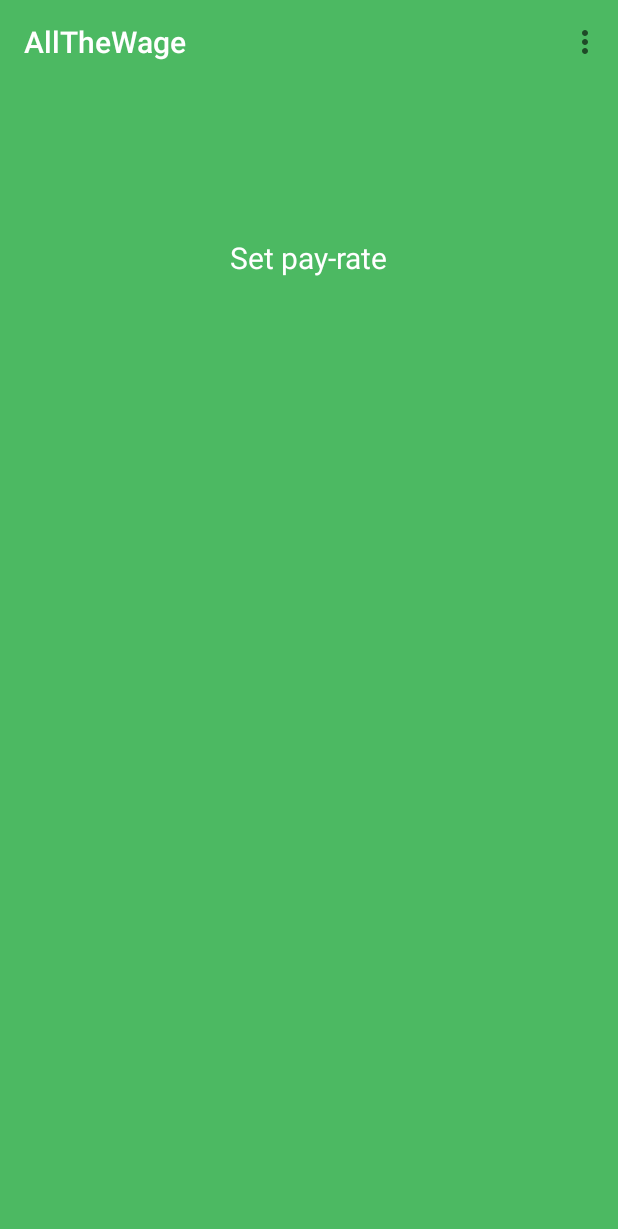
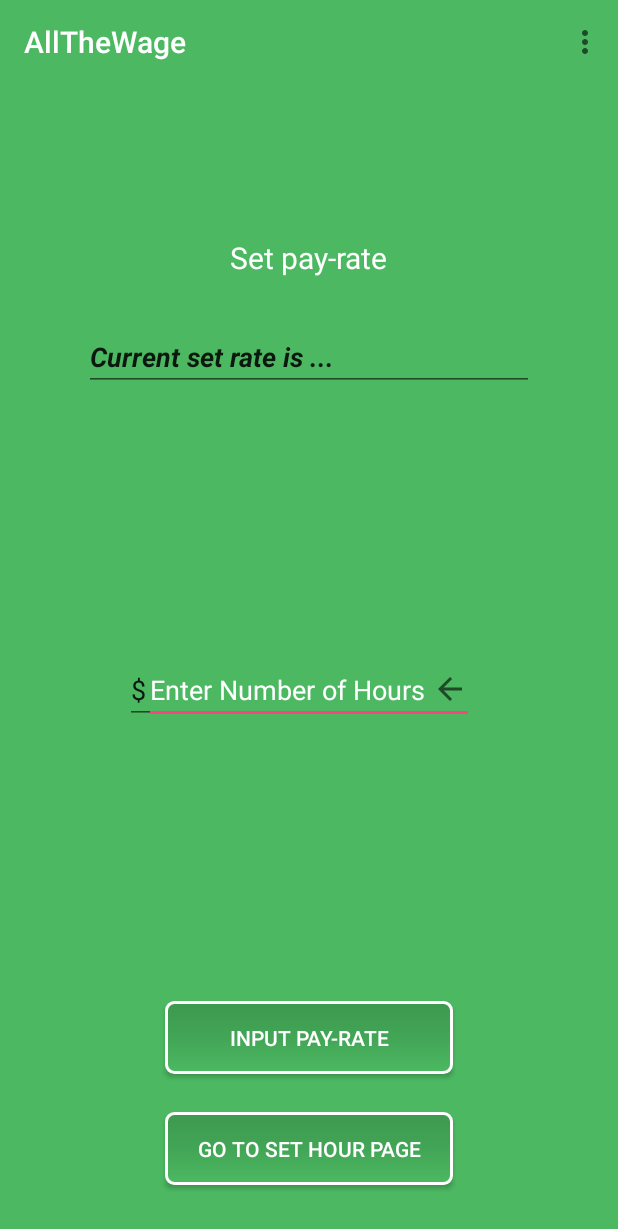
Before and after one commit to AllTheWage/AndroidAllTheWage, an Android app: the set_pay_rate screen opened directly, with no data from a screen before it, on a phone screen of 412 x 824 dp. Shown: the top 1229 px of the screen. Run offline under Robolectric (Android 15) with nearby library versions, the phone set to English and light mode, and no system bars.

Commit message:
Modified set_pay_rate
Added features to the set_pay_rate, unable to test fully on the emulator.

```diff
--- a/AllTheWage/app/src/main/java/com/example/alex/allthewage/set_hours.java
+++ b/AllTheWage/app/src/main/java/com/example/alex/allthewage/set_hours.java
@@ -48,7 +48,7 @@ public class set_hours extends AppCompatActivity {
         setSupportActionBar(toolbar);
 
         currentHourDisplayText = (TextView) findViewById(R.id.currentHourDisplayText);
-        enterHourText = (EditText) findViewById(R.id.enterHourText);
+        enterHourText = (EditText) findViewById(R.id.enterRateText);
 
         Button inputHourButton = (Button) findViewById(R.id.inputHoursButton);
         inputHourButton.setOnClickListener(new View.OnClickListener() {
--- a/AllTheWage/app/src/main/java/com/example/alex/allthewage/set_pay_rate.java
+++ b/AllTheWage/app/src/main/java/com/example/alex/allthewage/set_pay_rate.java
@@ -7,12 +7,34 @@ import android.support.v7.app.AppCompatActivity;
 import android.support.v7.widget.Toolbar;
 import android.view.Menu;
 import android.view.MenuItem;
+import android.view.View;
+import android.widget.Button;
+import android.widget.EditText;
+import android.widget.TextView;
 
 /**
  * Created by Alex on 11/1/2017.
+ * Modified by Jamine Guo on 11/5/2017
+ *
+ * List of things to work on:
+ *      - Check for xml alignment once login for me works
+ *      - Limit input value for only numbers (hoping to be able to assign specific keyboard instead)
+ *      - Add exception for null value input click
+ *      - Alignment of title
+ *      - Getting and saving current hour/rate from "employee profile"
+ *      - Change onCreate text for currentRateText to display current rate initially, 0 if nothing
+ *      - Maybe include a "current hour"
+ *      - Remove the underline in currentRateText
+ *      - Change reselect method when clicked
  */
 
 public class set_pay_rate extends AppCompatActivity {
+
+    private double payRate;
+    TextView currentRateDisplayText;
+    EditText enterRateText;
+
+    double getPayRate(){ return payRate; }
 
     @Override
     protected void onCreate(@Nullable Bundle savedInstanceState) {
@@ -24,6 +46,30 @@ public class set_pay_rate extends AppCompatActivity {
         // Make sure the toolbar exists in the activity and is not null
         setSupportActionBar(toolbar);
 
+
+        currentRateDisplayText = (TextView) findViewById(R.id.currentRateDisplayText);
+        enterRateText = (EditText) findViewById(R.id.enterRateText);
+
+        Button inputRatesButton = (Button) findViewById(R.id.inputRatesButton);
+        inputRatesButton.setOnClickListener(new View.OnClickListener() {
+            @Override
+            public void onClick(View v) {
+                payRate = Double.parseDouble(enterRateText.getText().toString());
+
+                currentRateDisplayText.setText("Current pay-rate is $" + payRate + " per hour");
+                enterRateText.setText("Success! Reset?");
+                enterRateText.selectAll(); //Current way of reselecting but pref figuring out a dif way
+            }
+        });
+
+        Button setHourButton = (Button) findViewById(R.id.setHourButton);
+        setHourButton.setOnClickListener(new View.OnClickListener() {
+            @Override
+            public void onClick(View v) {
+                Intent setHoursIntent = new Intent (set_pay_rate.this, set_hours.class);
+                startActivity(setHoursIntent);
+            }
+        });
     }
 
 
--- a/AllTheWage/app/src/main/res/layout/set_hours.xml
+++ b/AllTheWage/app/src/main/res/layout/set_hours.xml
@@ -57,13 +57,11 @@
             android:textColor="#ffffffff" />
 
         <EditText
-            android:id="@+id/enterHourText"
+            android:id="@+id/enterRateText"
             android:layout_width="wrap_content"
             android:layout_height="wrap_content"
-            android:layout_above="@+id/inputHoursButton"
-            android:layout_alignBottom="@id/AtwWhite2"
             android:layout_centerHorizontal="true"
-            android:layout_marginBottom="43dp"
+            android:layout_centerVertical="true"
             android:width="220dp"
             android:drawableRight="?attr/actionModeCloseDrawable"
             android:ems="10"
--- a/AllTheWage/app/src/main/res/layout/set_pay_rate.xml
+++ b/AllTheWage/app/src/main/res/layout/set_pay_rate.xml
@@ -21,16 +21,81 @@
         android:layout_height="match_parent">
 
         <TextView
+            android:id="@+id/textView2"
             android:layout_width="wrap_content"
             android:layout_height="wrap_content"
+            android:layout_alignParentTop="true"
+            android:layout_centerHorizontal="true"
+            android:layout_marginTop="102dp"
+            android:paddingBottom="30dp"
             android:text="Set pay-rate"
             android:textColor="#fff"
-            android:textSize="20sp"
-            android:layout_alignParentTop="true"
+            android:textSize="20sp" />
+
+        <Button
+            android:id="@+id/setHourButton"
+            android:layout_width="@android:dimen/thumbnail_width"
+            android:layout_height="wrap_content"
+            android:layout_alignParentBottom="true"
+            android:layout_alignStart="@+id/inputRatesButton"
+            android:layout_marginBottom="34dp"
+            android:background="@drawable/custom_button1"
+            android:text="Go to Set Hour Page"
+            android:textColor="#ffffffff" />
+
+        <Button
+            android:id="@+id/inputRatesButton"
+            android:layout_width="@android:dimen/thumbnail_width"
+            android:layout_height="wrap_content"
+            android:layout_above="@+id/setHourButton"
             android:layout_centerHorizontal="true"
-            android:layout_marginTop="102dp" />
+            android:layout_marginBottom="25dp"
+            android:background="@drawable/custom_button1"
+            android:text="Input Pay-Rate"
+            android:textColor="#ffffffff" />
 
+        <EditText
+            android:id="@+id/enterRateText"
+            android:layout_width="wrap_content"
+            android:layout_height="wrap_content"
+            android:layout_centerHorizontal="true"
+            android:layout_centerVertical="true"
+            android:layout_marginLeft="-8dp"
+            android:width="220dp"
+            android:drawableRight="?attr/actionModeCloseDrawable"
+            android:ems="10"
+            android:hint="Enter Number of Hours"
+            android:inputType="numberDecimal"
+            android:paddingTop="50dp"
+            android:textColor="#ffffffff"
+            android:textColorHint="#ffffffff" />
 
+        <EditText
+            android:id="@+id/currentRateDisplayText"
+            android:layout_width="wrap_content"
+            android:layout_height="wrap_content"
+            android:layout_below="@+id/textView2"
+            android:layout_centerHorizontal="true"
+            android:width="300dp"
+            android:ems="10"
+            android:inputType="textEmailAddress|textPersonName"
+            android:text="Current set rate is ..."
+            android:textStyle="bold|italic" />
+
+        <EditText
+            android:id="@+id/editText"
+            android:layout_width="wrap_content"
+            android:layout_height="wrap_content"
+            android:layout_alignBaseline="@+id/enterRateText"
+            android:layout_alignBottom="@+id/enterRateText"
+            android:layout_alignParentLeft="false"
+            android:layout_alignParentRight="false"
+            android:layout_toLeftOf="@+id/enterRateText"
+            android:layout_toStartOf="@+id/enterRateText"
+            android:width="15dp"
+            android:ems="10"
+            android:inputType="textPersonName"
+            android:text="$" />
     </RelativeLayout>
 
 </LinearLayout>
```
